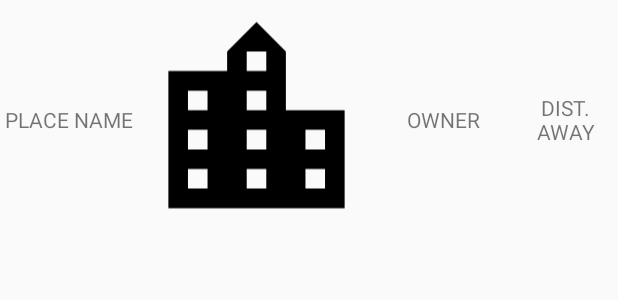
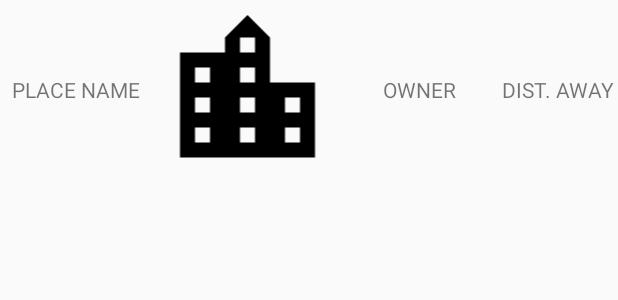
Before and after one commit to StonelaceMetro/TAGVirtualGraffiti, an Android app: the layout list_item_place.xml on its own in the app's theme, with its tools: preview values and no code run, on a phone screen of 412 x 824 dp. Shown: the top 300 px of the screen. Run offline under Robolectric (Android 15) with nearby library versions, the phone set to English and light mode, and no system bars.

Commit message:
Changed Image Scaling for NearbyPlaces

```diff
--- a/app/src/main/java/com/example/team08/tagvirtualgraffiti/TagApplication.java
+++ b/app/src/main/java/com/example/team08/tagvirtualgraffiti/TagApplication.java
@@ -41,7 +41,7 @@ public class TagApplication extends Application {
 
 
 
-    static final int PHOTO_SIZE_PX = 240;
+    static final int PHOTO_SIZE_PX = 1080;
 
 
     @Override
--- a/app/src/main/res/layout/fragment_nearby_places.xml
+++ b/app/src/main/res/layout/fragment_nearby_places.xml
@@ -38,8 +38,8 @@
 
             <ImageView
                 android:id="@+id/current_place_img"
-                android:layout_width="wrap_content"
-                android:layout_height="wrap_content"
+                android:layout_width="120dp"
+                android:layout_height="120dp"
                 android:layout_weight="1"
                 app:srcCompat="@drawable/ic_location_city_black_24dp" />
 
--- a/app/src/main/res/layout/list_item_place.xml
+++ b/app/src/main/res/layout/list_item_place.xml
@@ -17,8 +17,8 @@
 
     <ImageView
         android:id="@+id/place_image"
-        android:layout_width="240px"
-        android:layout_height="240px"
+        android:layout_width="120dp"
+        android:layout_height="120dp"
         android:layout_weight="1"
         app:srcCompat="@drawable/ic_location_city_black_24dp" />
 
```
